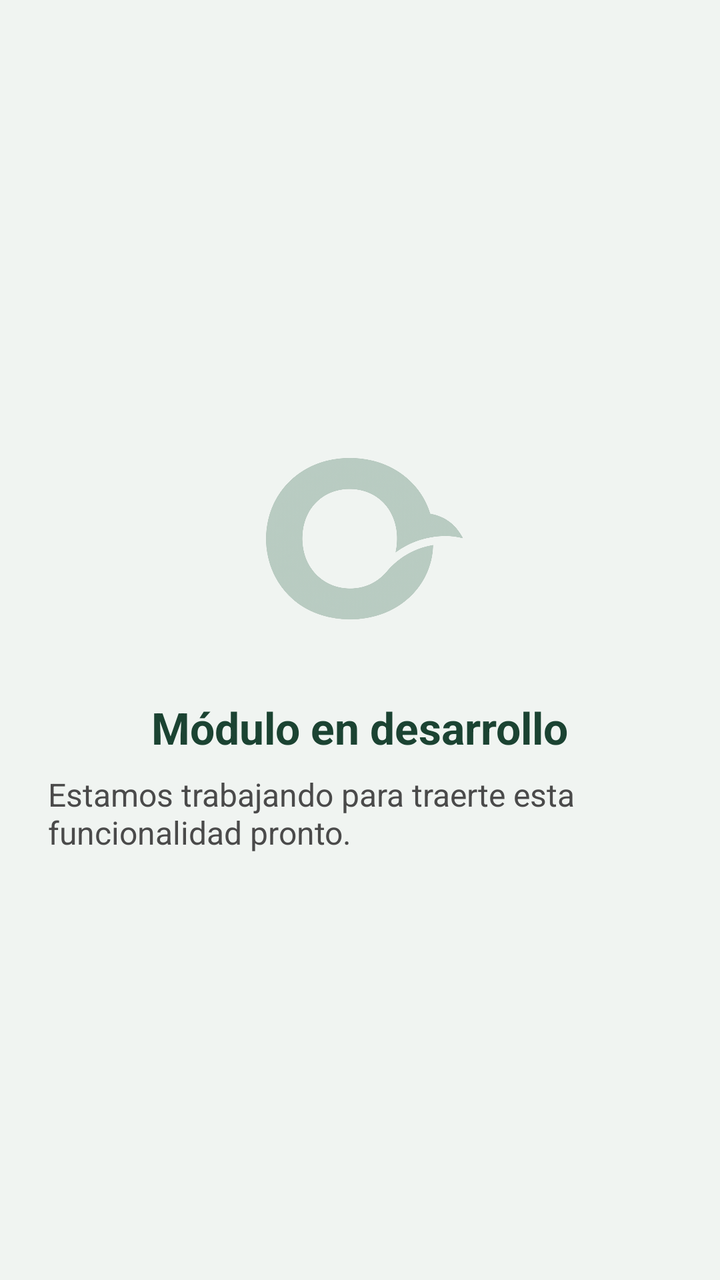
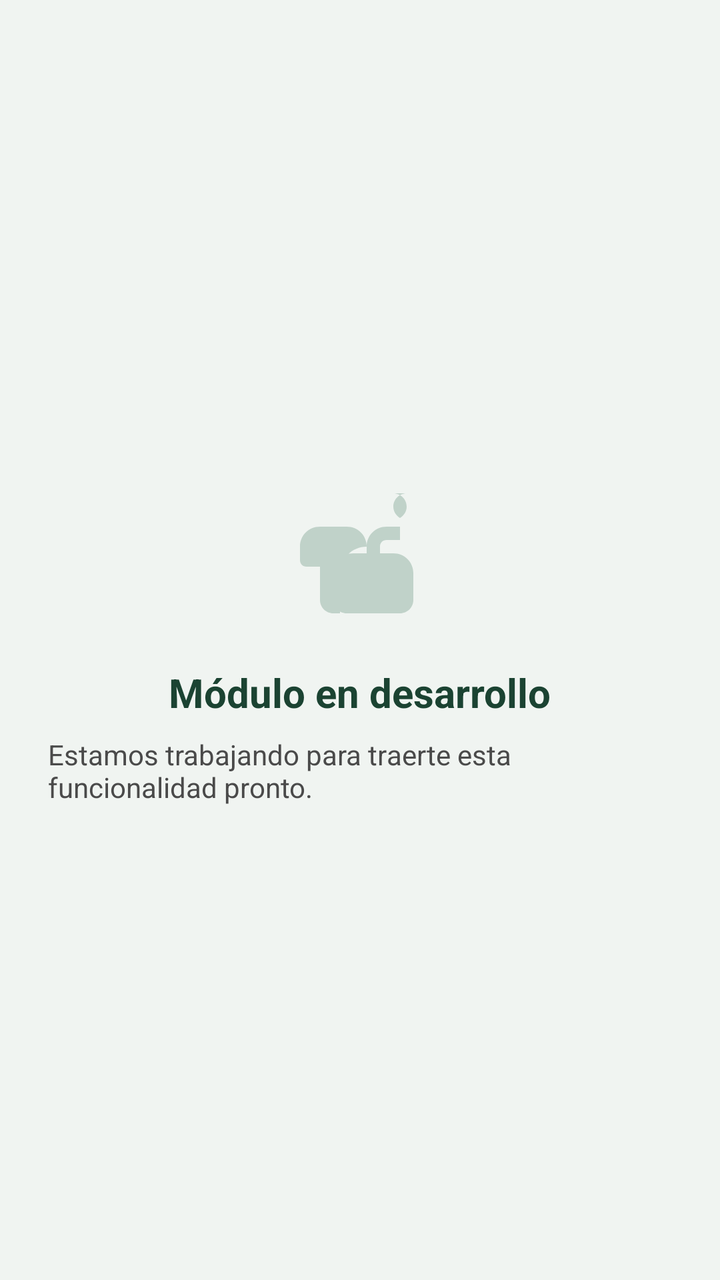

The first picture is an Android layout as it rendered before a commit; the second is the same layout after the commit. The layout source and the unified diff follow.
<!-- AndroidManifest.xml: application theme Theme.SistemaAvicola -->
<!-- res/layout/fragment_placeholder.xml -->
<?xml version="1.0" encoding="utf-8"?>
<LinearLayout xmlns:android="http://schemas.android.com/apk/res/android"
    android:layout_width="match_parent"
    android:layout_height="match_parent"
    android:gravity="center"
    android:orientation="vertical"
    android:padding="24dp"
    android:background="@color/blanco_semi">

    <ImageView
        android:id="@+id/imgPlaceholder"
        android:layout_width="120dp"
        android:layout_height="120dp"
        android:src="@drawable/ic_logo_avicola"
        android:alpha="0.3"
        android:contentDescription="Placeholder" />

    <TextView
        android:id="@+id/tvPlaceholderTitle"
        android:layout_width="wrap_content"
        android:layout_height="wrap_content"
        android:layout_marginTop="16dp"
        android:text="Módulo en desarrollo"
        android:textColor="@color/verde_oscuro"
        android:textSize="22sp"
        android:textStyle="bold" />

    <TextView
        android:layout_width="wrap_content"
        android:layout_height="wrap_content"
        android:layout_marginTop="8dp"
        android:text="Estamos trabajando para traerte esta funcionalidad pronto."
        android:textAlignment="center"
        android:textColor="@color/gris_texto"
        android:textSize="16sp" />

</LinearLayout>
<!-- resources referenced by this layout -->
<resources>
  <color name="blanco_semi">#F0F4F1</color>
  <color name="gris_texto">#4A4A4A</color>
  <color name="verde_oscuro">#1B4332</color>
  <!-- drawable ic_logo_avicola: png bitmap (drawable, 420128 bytes) -->
  <style name="Theme.SistemaAvicola" parent="Theme.MaterialComponents.Light.NoActionBar">
          <item name="colorPrimary">@color/verde_primario</item>
          <item name="colorPrimaryVariant">@color/verde_oscuro</item>
          <item name="colorOnPrimary">@color/blanco</item>
          <item name="colorSecondary">@color/dorado</item>
          <item name="colorOnSecondary">@color/blanco</item>
          <item name="android:windowBackground">@color/blanco_semi</item>
          <item name="android:statusBarColor">@color/verde_oscuro</item>
          <item name="android:navigationBarColor">@color/verde_oscuro</item>
      </style>
  <color name="verde_primario">#2D6A4F</color>
  <color name="blanco">#FFFFFF</color>
  <color name="dorado">#F4A422</color>
</resources>

<!-- the commit's change to res/layout/fragment_placeholder.xml (unified diff, before → after) -->
@@ -1,5 +1,6 @@
 <?xml version="1.0" encoding="utf-8"?>
 <LinearLayout xmlns:android="http://schemas.android.com/apk/res/android"
+    xmlns:app="http://schemas.android.com/apk/res-auto"
     android:layout_width="match_parent"
     android:layout_height="match_parent"
     android:gravity="center"
@@ -7,13 +8,15 @@
     android:padding="24dp"
     android:background="@color/blanco_semi">
 
+    
     <ImageView
         android:id="@+id/imgPlaceholder"
-        android:layout_width="120dp"
-        android:layout_height="120dp"
-        android:src="@drawable/ic_logo_avicola"
-        android:alpha="0.3"
-        android:contentDescription="Placeholder" />
+        android:layout_width="80dp"
+        android:layout_height="80dp"
+        android:src="@drawable/ic_gallina"
+        android:alpha="0.25"
+        android:contentDescription="Placeholder"
+        app:tint="@color/verde_primario"/>
 
     <TextView
         android:id="@+id/tvPlaceholderTitle"
@@ -22,8 +25,8 @@
         android:layout_marginTop="16dp"
         android:text="Módulo en desarrollo"
         android:textColor="@color/verde_oscuro"
-        android:textSize="22sp"
-        android:textStyle="bold" />
+        android:textSize="20sp"
+        android:textStyle="bold"/>
 
     <TextView
         android:layout_width="wrap_content"
@@ -32,6 +35,6 @@
         android:text="Estamos trabajando para traerte esta funcionalidad pronto."
         android:textAlignment="center"
         android:textColor="@color/gris_texto"
-        android:textSize="16sp" />
+        android:textSize="14sp"/>
 
 </LinearLayout>
<!-- resource entries referenced after the edit -->
@@ -3,7 +3,15 @@
   <color name="blanco_semi">#F0F4F1</color>
   <color name="gris_texto">#4A4A4A</color>
   <color name="verde_oscuro">#1B4332</color>
-  <!-- drawable ic_logo_avicola: png bitmap (drawable, 420128 bytes) -->
+  <color name="verde_primario">#2D6A4F</color>
+  <!-- drawable ic_gallina (drawable) -->
+  <?xml version="1.0" encoding="utf-8"?>
+  <vector xmlns:android="http://schemas.android.com/apk/res/android"
+      android:width="24dp" android:height="24dp"
+      android:viewportWidth="24" android:viewportHeight="24">
+      <path android:fillColor="#2D6A4F"
+          android:pathData="M19,3C17.9,3 17,3.9 17,5C17,5.7 17.4,6.3 18,6.7V8H16C14.3,8 13,9.3 13,11V12H11C9.3,12 8,13.3 8,15V19C8,20.1 8.9,21 10,21H18C19.1,21 20,20.1 20,19V15C20,13.3 18.7,12 17,12H15V11C15,10.4 15.4,10 16,10H18V6.7C18.6,6.3 19,5.7 19,5C19,3.9 18.1,3 17,3H19ZM6,8C4.3,8 3,9.3 3,11V13C3,13.6 3.4,14 4,14H6V19C6,20.1 6.9,21 8,21H9V15C9,12.8 10.8,11 13,11V11C13,9.3 11.7,8 10,8H6Z"/>
+  </vector>
   <style name="Theme.SistemaAvicola" parent="Theme.MaterialComponents.Light.NoActionBar">
           <item name="colorPrimary">@color/verde_primario</item>
           <item name="colorPrimaryVariant">@color/verde_oscuro</item>
@@ -14,7 +22,6 @@
           <item name="android:statusBarColor">@color/verde_oscuro</item>
           <item name="android:navigationBarColor">@color/verde_oscuro</item>
       </style>
-  <color name="verde_primario">#2D6A4F</color>
   <color name="blanco">#FFFFFF</color>
   <color name="dorado">#F4A422</color>
 </resources>
